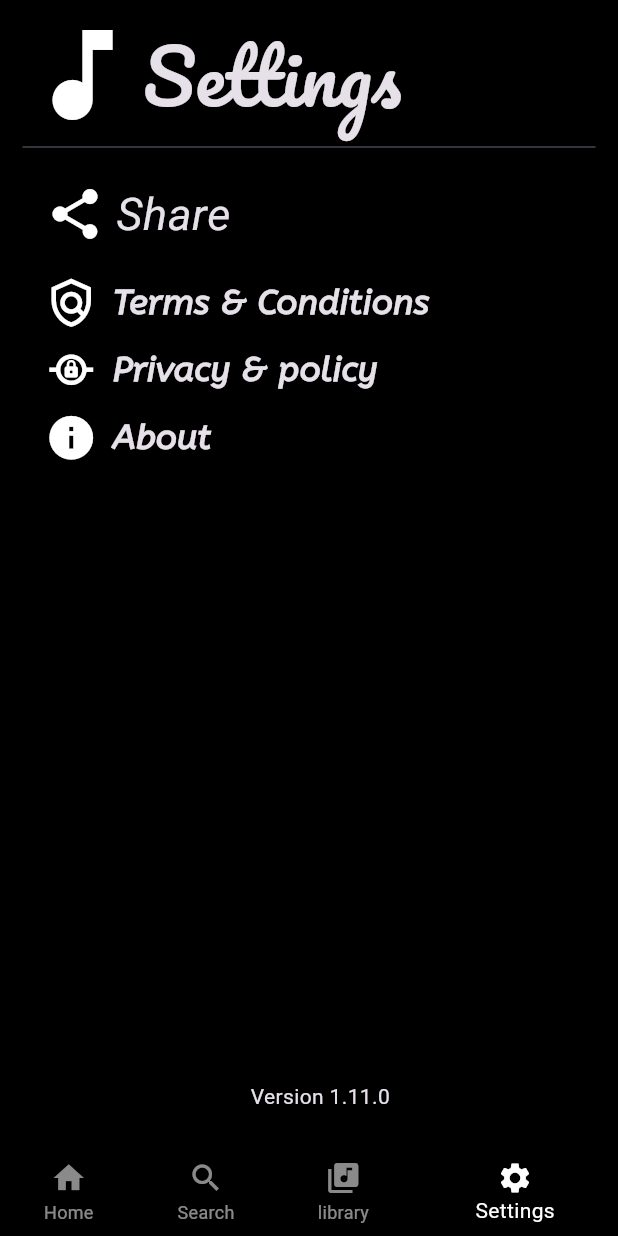
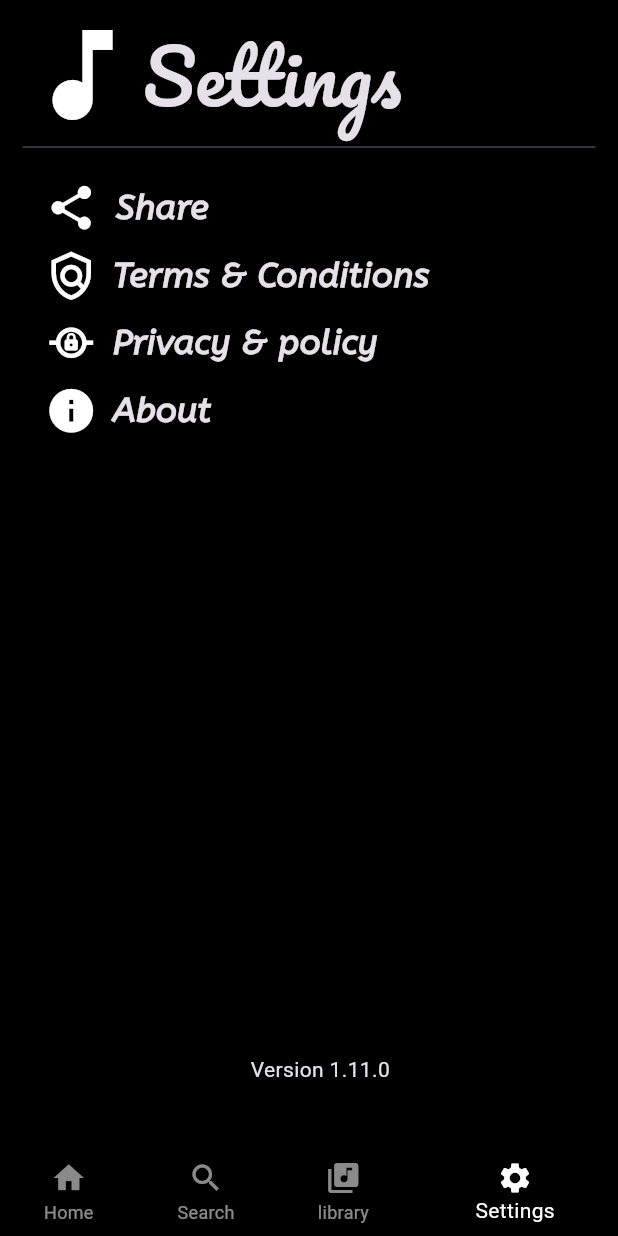
Before and after one commit to jibil123/SnapTune, a Flutter app: the screen it shows after launch, item 4 of the bottom bar chosen, on a phone screen of 412 x 824 dp. Run offline on Flutter 3.47's test engine with Material 3 defaults, Android fonts, the phone set to English and light mode, and no system bars; our stand-ins replace audioplayers, google_fonts, hive, hive_flutter, just_audio, on_audio_query and 2 more; missing offline and left inert: marquee_text, record; accounts and stored records are empty.

Commit message:
version_2.1

```diff
--- a/lib/screens/settings/settings.dart
+++ b/lib/screens/settings/settings.dart
@@ -44,18 +44,19 @@ class SettingScreen extends StatelessWidget {
                       children: [
                         Icon(
                           Icons.share,
-                          size: 40,
+                          size: 35,
                         ),
+                        SizedBox(width: 5),
                         Text(
                           ' Share',
                           style: TextStyle(
-                              fontSize: 30, fontStyle: FontStyle.italic),
+                              fontSize: 23,fontFamily: 'ABeeZee',fontWeight: FontWeight.bold, ),
                         ),
                       ],
                     ),
                   ),
                   const SizedBox(
-                    height: 20,
+                    height: 10,
                   ),
                   InkWell(
                     onTap: () {
```
